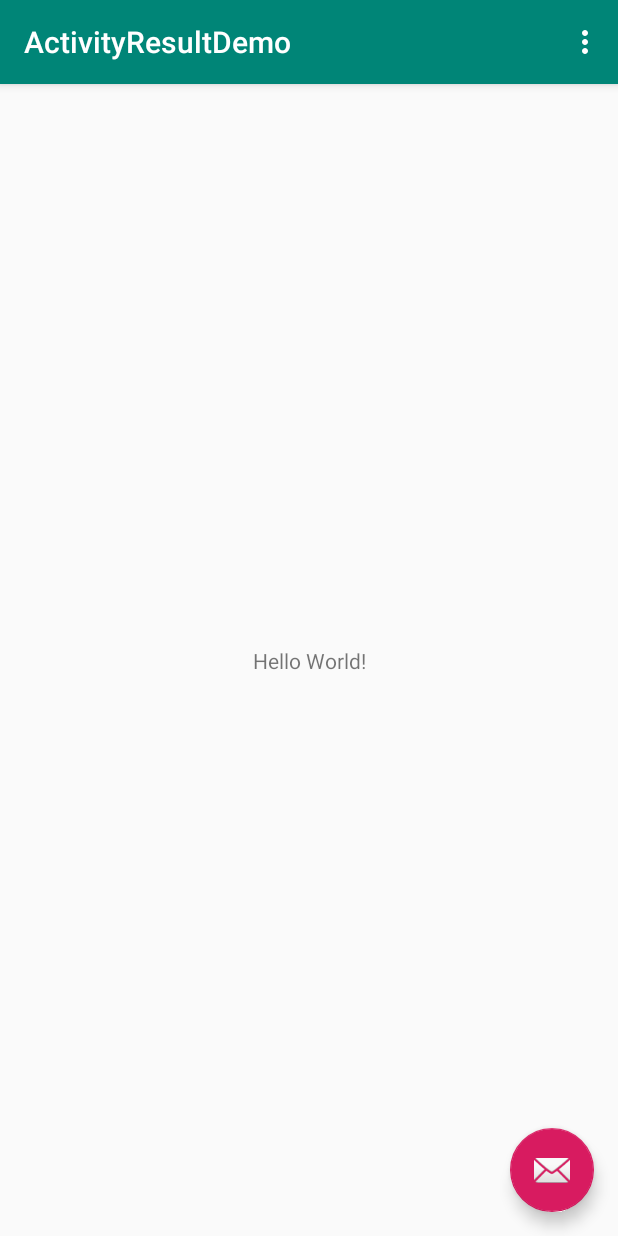
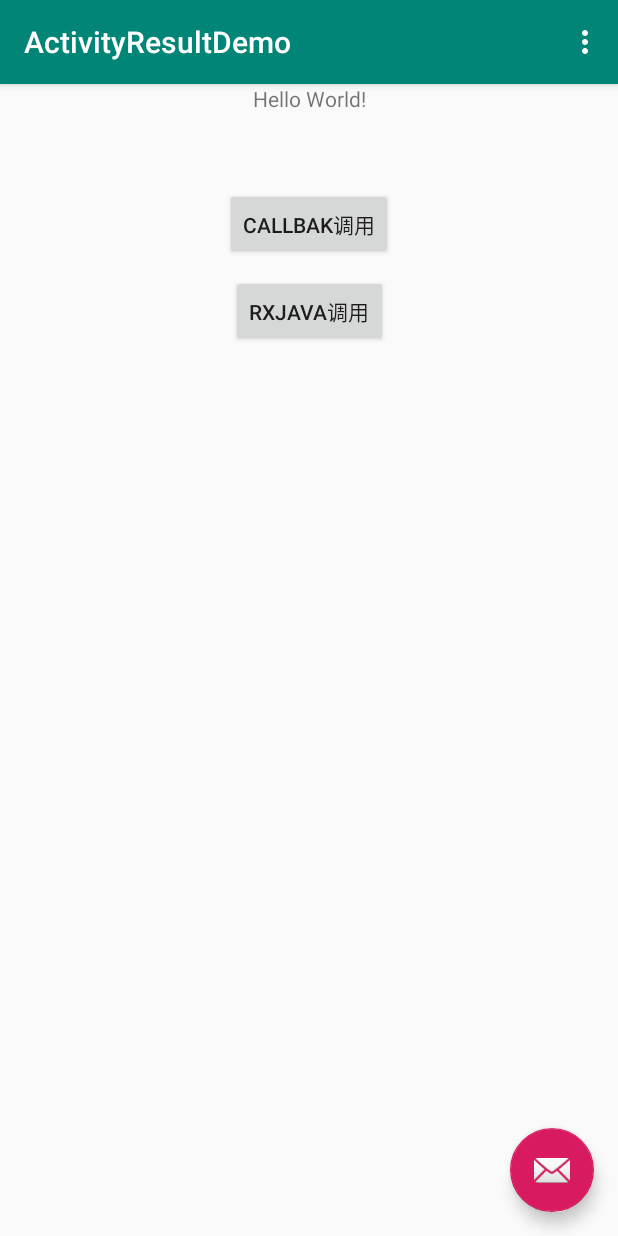
Before and after one commit to ljsy20009/ActivityResult, an Android app: the screen it shows after launch (MainActivity), on a phone screen of 412 x 824 dp. Run offline under Robolectric (Android 15) with nearby library versions, the phone set to English and light mode, and no system bars; our stand-ins replace RxJava.

Commit message:
修改并添加调用示例

```diff
--- a/activityresult/build.gradle
+++ b/activityresult/build.gradle
@@ -28,5 +28,5 @@ dependencies {
     implementation fileTree(dir: 'libs', include: ['*.jar'])
 
     implementation 'com.android.support:appcompat-v7:28.0.0'
-    compileOnly 'io.reactivex.rxjava2:rxjava:2.1.7'
+    compile 'io.reactivex.rxjava2:rxjava:2.1.7'
 }
--- a/app/build.gradle
+++ b/app/build.gradle
@@ -26,4 +26,5 @@ dependencies {
     testImplementation 'junit:junit:4.12'
     androidTestImplementation 'com.android.support.test:runner:1.0.2'
     androidTestImplementation 'com.android.support.test.espresso:espresso-core:3.0.2'
+    implementation project(':activityresult')
 }
--- a/app/src/main/AndroidManifest.xml
+++ b/app/src/main/AndroidManifest.xml
@@ -19,6 +19,8 @@
                 <category android:name="android.intent.category.LAUNCHER" />
             </intent-filter>
         </activity>
+        <activity android:name=".SecondActivity"
+            android:screenOrientation="portrait"/>
     </application>
 
 </manifest>
--- a/app/src/main/res/layout/content_main.xml
+++ b/app/src/main/res/layout/content_main.xml
@@ -9,12 +9,32 @@
     tools:showIn="@layout/activity_main">
 
     <TextView
+        android:id="@+id/txt"
         android:layout_width="wrap_content"
         android:layout_height="wrap_content"
         android:text="Hello World!"
-        app:layout_constraintBottom_toBottomOf="parent"
         app:layout_constraintLeft_toLeftOf="parent"
         app:layout_constraintRight_toRightOf="parent"
         app:layout_constraintTop_toTopOf="parent" />
 
+    <Button
+        android:id="@+id/callback"
+        android:layout_width="wrap_content"
+        android:layout_height="wrap_content"
+        android:text="callbak调用"
+        app:layout_constraintEnd_toEndOf="parent"
+        app:layout_constraintStart_toStartOf="parent"
+        app:layout_constraintTop_toBottomOf="@id/txt"
+        android:layout_marginTop="50dp"/>
+
+    <Button
+        android:id="@+id/rxjava"
+        android:layout_width="wrap_content"
+        android:layout_height="wrap_content"
+        android:text="rxjava调用"
+        app:layout_constraintEnd_toEndOf="parent"
+        app:layout_constraintStart_toStartOf="parent"
+        app:layout_constraintTop_toBottomOf="@id/callback"
+        android:layout_marginTop="10dp"/>
+
 </android.support.constraint.ConstraintLayout>
```
Also changed, not shown: activityresult/src/main/java/com/github/kk/activityresult/ActivityResult.java (+26 -5 lines), activityresult/src/main/java/com/github/kk/activityresult/ActivityResultFragment.java (+13 -1 lines), app/src/main/java/com/github/kk/activityresultdemo/MainActivity.java (+65 -7 lines), app/src/main/java/com/github/kk/activityresultdemo/SecondActivity.java (added, +26 -0 lines), app/src/main/res/layout/activity_second.xml (added, +20 -0 lines).
